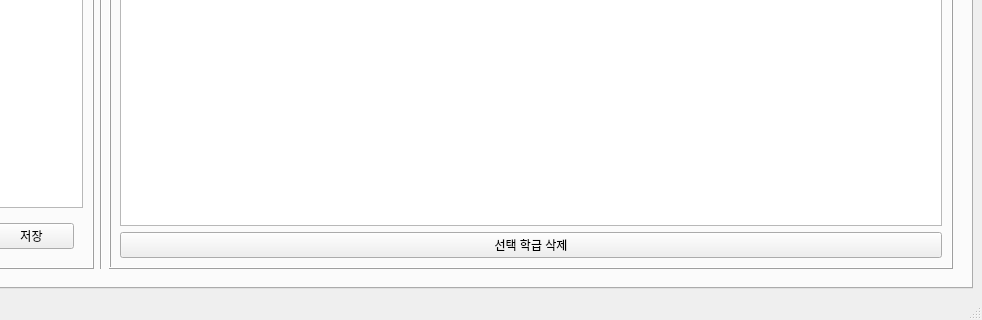
First picture: the form in manager.ui, repository chlwodud77/student-assesment-manager, before the edit; both pictures show x 335 to 1317 and y 527 to 847 of the 1317 by 847 pixel window.
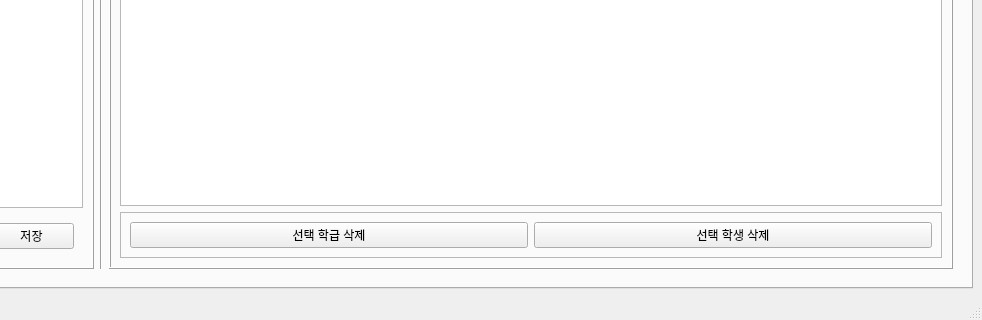
Second picture: the form after the edit. Icons and pictures are not drawn.

Commit message: 학급 학생 삭제 기능 추가

```diff
--- a/manager.ui
+++ b/manager.ui
@@ -263,6 +263,15 @@
                </widget>
               </item>
               <item>
+               <widget class="QFrame" name="frame_20">
+                <property name="frameShape">
+                 <enum>QFrame::StyledPanel</enum>
+                </property>
+                <property name="frameShadow">
+                 <enum>QFrame::Raised</enum>
+                </property>
+                <layout class="QHBoxLayout" name="horizontalLayout_28">
+                 <item>
                <widget class="QPushButton" name="stdClassDelBtn">
                 <property name="cursor">
                  <cursorShape>PointingHandCursor</cursorShape>
@@ -270,6 +279,16 @@
                 <property name="text">
                  <string>선택 학급 삭제</string>
                 </property>
+                  </widget>
+                 </item>
+                 <item>
+                  <widget class="QPushButton" name="stdDelBtn">
+                   <property name="text">
+                    <string>선택 학생 삭제</string>
+                   </property>
+                  </widget>
+                 </item>
+                </layout>
                </widget>
               </item>
              </layout>
```
Lines whose indentation alone changed are shown as unchanged. The commit also changes 3 other files.
